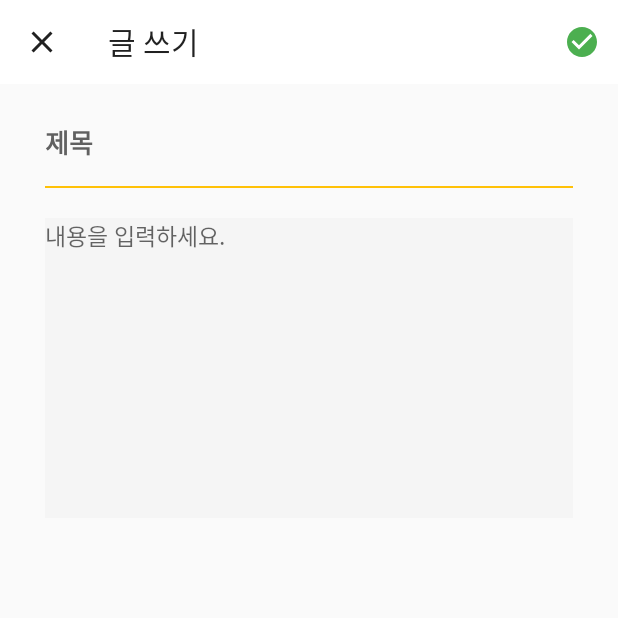
After one commit to SeoSeungHwan/CertificationPlatform, an Android app: the BoardWriteActivity screen opened directly, with no data from a screen before it, on a phone screen of 412 x 824 dp, the top half of it. The commit adds this screen. Run offline under Robolectric (Android 15) with nearby library versions, the phone set to English and light mode, and no system bars; 1 statement that could not run was skipped.

Commit message:
게시물 추가 기능 구현

```diff
--- a/app/src/main/AndroidManifest.xml
+++ b/app/src/main/AndroidManifest.xml
@@ -12,7 +12,10 @@
         android:supportsRtl="true"
         android:theme="@style/Theme.CertificationPlatform"
         android:usesCleartextTraffic="true">
-        <activity android:name=".ui.board.BoardActivity"></activity>
+        <activity
+            android:name=".ui.board.BoardWriteActivity"
+            android:exported="true" />
+        <activity android:name=".ui.board.BoardActivity" />
         <activity
             android:name=".ui.sign.SignInActivity"
             android:exported="true">
--- /dev/null
+++ b/app/src/main/java/com/router/certificationplatform/model/Board.kt
@@ -0,0 +1,10 @@
+package com.router.certificationplatform.model
+
+data class Board(
+    val title : String,
+    val contents : String,
+    val time : String,
+    val writer :String
+    //val reply : ArrayList<String>,
+    //val photo : ArrayList<String>
+)
--- a/app/src/main/java/com/router/certificationplatform/ui/board/BoardActivity.kt
+++ b/app/src/main/java/com/router/certificationplatform/ui/board/BoardActivity.kt
@@ -61,9 +61,9 @@ class BoardActivity : AppCompatActivity() {
         when(item.itemId){
             //게시물 추가메뉴를 눌렀을 때
             R.id.add_menu -> {
-                /*val intent = Intent(this,BoardWriteActivity::class.java)
+                val intent = Intent(this,BoardWriteActivity::class.java)
                 intent.putExtra("certificate_name",certificate_name)
-                startActivity(intent)*/
+                startActivity(intent)
             }
             //즐겨찾기 클릭시 삭제 및 추가
             R.id.star_menu -> {
--- /dev/null
+++ b/app/src/main/java/com/router/certificationplatform/ui/board/BoardWriteAcitivtyViewModel.kt
@@ -0,0 +1,36 @@
+package com.router.certificationplatform.ui.board
+
+import android.os.Build
+import androidx.annotation.RequiresApi
+import androidx.lifecycle.ViewModel
+import com.google.firebase.database.ktx.database
+import com.google.firebase.ktx.Firebase
+import com.router.certificationplatform.GlobalApplication
+import com.router.certificationplatform.model.Board
+import java.text.SimpleDateFormat
+import java.time.LocalDateTime
+import java.util.*
+
+
+class BoardWriteAcitivtyViewModel : ViewModel() {
+
+
+    val database = Firebase.database
+    val myRef = database.getReference("게시판")
+
+    @RequiresApi(Build.VERSION_CODES.O)
+    fun addBoard(certificate_name :String, title : String, contents : String) {
+
+        //게시물 고유 번호 생성 (uid + 현재시간)
+        val format = SimpleDateFormat("yyyyMddhhmmss")
+        val currentDate = format.format(Date())
+        val contents_id = GlobalApplication.user.uid + currentDate
+
+        //게시물 추가
+        //todo 이메일 앞에 가리기
+        val board = Board(title,contents,currentDate,GlobalApplication.user.email.toString())
+        myRef.child(certificate_name).child(contents_id).setValue(board)
+    }
+
+
+}
--- /dev/null
+++ b/app/src/main/java/com/router/certificationplatform/ui/board/BoardWriteActivity.kt
@@ -0,0 +1,68 @@
+package com.router.certificationplatform.ui.board
+
+import android.content.Intent
+import android.os.Build
+import androidx.appcompat.app.AppCompatActivity
+import android.os.Bundle
+import android.view.Menu
+import android.view.MenuItem
+import androidx.activity.viewModels
+import androidx.annotation.RequiresApi
+import com.router.certificationplatform.R
+import kotlinx.android.synthetic.main.activity_board_write.*
+
+class BoardWriteActivity : AppCompatActivity() {
+
+    private val viewModel: BoardWriteAcitivtyViewModel by viewModels()
+
+    var certificate_name = ""
+
+    override fun onCreate(savedInstanceState: Bundle?) {
+        super.onCreate(savedInstanceState)
+        setContentView(R.layout.activity_board_write)
+
+    }
+
+    override fun onStart() {
+        super.onStart()
+
+        //종목명 초기화 및 툴바이름 표시
+        certificate_name = intent.getStringExtra("certificate_name").toString()
+        board_write_toolbar.title ="글 쓰기"
+        setSupportActionBar(board_write_toolbar)
+
+        //툴바 뒤로가기 버튼 클릭 시
+        board_write_toolbar.setNavigationOnClickListener {
+            val intent = Intent(this,BoardActivity::class.java)
+            intent.putExtra("certificate_name",certificate_name)
+            intent.flags = Intent.FLAG_ACTIVITY_CLEAR_TOP
+            startActivity(intent)
+        }
+
+    }
+    override fun onCreateOptionsMenu(menu: Menu?): Boolean {
+        menuInflater.inflate(R.menu.board_write_menu,menu)
+        return super.onCreateOptionsMenu(menu)
+    }
+
+
+    @RequiresApi(Build.VERSION_CODES.O)
+    override fun onOptionsItemSelected(item: MenuItem): Boolean {
+        //menu 선택시
+        when(item.itemId){
+            //게시물 제출 메뉴를 눌렀을 때
+            R.id.submit_menu -> {
+                viewModel.addBoard(certificate_name,title_tv.text.toString(),contents_tv.text.toString())
+
+                val intent = Intent(this,BoardActivity::class.java)
+                intent.putExtra("certificate_name",certificate_name)
+                intent.flags = Intent.FLAG_ACTIVITY_CLEAR_TOP
+                startActivity(intent)
+            }
+        }
+
+
+        return super.onOptionsItemSelected(item)
+    }
+
+}
--- /dev/null
+++ b/app/src/main/res/drawable/ic_baseline_check_circle_24.xml
@@ -0,0 +1,5 @@
+<vector android:height="24dp" android:tint="#4CAF50"
+    android:viewportHeight="24" android:viewportWidth="24"
+    android:width="24dp" xmlns:android="http://schemas.android.com/apk/res/android">
+    <path android:fillColor="@android:color/white" android:pathData="M12,2C6.48,2 2,6.48 2,12s4.48,10 10,10 10,-4.48 10,-10S17.52,2 12,2zM10,17l-5,-5 1.41,-1.41L10,14.17l7.59,-7.59L19,8l-9,9z"/>
+</vector>
--- /dev/null
+++ b/app/src/main/res/drawable/ic_baseline_close_24.xml
@@ -0,0 +1,10 @@
+<vector xmlns:android="http://schemas.android.com/apk/res/android"
+    android:width="24dp"
+    android:height="24dp"
+    android:viewportWidth="24"
+    android:viewportHeight="24"
+    android:tint="?attr/colorControlNormal">
+  <path
+      android:fillColor="@android:color/white"
+      android:pathData="M19,6.41L17.59,5 12,10.59 6.41,5 5,6.41 10.59,12 5,17.59 6.41,19 12,13.41 17.59,19 19,17.59 13.41,12z"/>
+</vector>
--- /dev/null
+++ b/app/src/main/res/layout/activity_board_write.xml
@@ -0,0 +1,74 @@
+<?xml version="1.0" encoding="utf-8"?>
+<androidx.constraintlayout.widget.ConstraintLayout xmlns:android="http://schemas.android.com/apk/res/android"
+    xmlns:app="http://schemas.android.com/apk/res-auto"
+    xmlns:tools="http://schemas.android.com/tools"
+    android:layout_width="match_parent"
+    android:layout_height="match_parent"
+    tools:context=".ui.board.BoardWriteActivity">
+
+
+    <androidx.appcompat.widget.Toolbar
+        android:id="@+id/board_write_toolbar"
+        android:layout_width="match_parent"
+        android:layout_height="wrap_content"
+        android:background="?attr/colorPrimary"
+        android:backgroundTint="@color/white"
+        android:minHeight="?attr/actionBarSize"
+        android:theme="?attr/actionBarTheme"
+        app:layout_constraintEnd_toEndOf="parent"
+        app:layout_constraintStart_toStartOf="parent"
+        app:layout_constraintTop_toTopOf="parent"
+        app:navigationIcon="@drawable/ic_baseline_close_24" />
+
+    <ScrollView
+        android:layout_width="0dp"
+        android:layout_height="0dp"
+        android:layout_marginStart="30dp"
+        android:layout_marginEnd="30dp"
+        app:layout_constraintBottom_toBottomOf="parent"
+        app:layout_constraintEnd_toEndOf="parent"
+        app:layout_constraintStart_toStartOf="parent"
+        app:layout_constraintTop_toBottomOf="@+id/board_write_toolbar">
+
+        <LinearLayout
+            android:layout_width="match_parent"
+            android:layout_height="match_parent"
+            android:orientation="vertical">
+
+            <EditText
+                android:id="@+id/title_tv"
+                android:layout_width="match_parent"
+                android:layout_height="wrap_content"
+                android:layout_marginTop="20dp"
+                android:background="@null"
+                android:backgroundTint="@color/main"
+                android:fontFamily="@font/font"
+                android:hint="제목"
+                android:inputType="text"
+                android:minHeight="48dp"
+                android:paddingBottom="10dp"
+                android:textColorHint="#616161"
+                android:textSize="17sp"
+                android:textStyle="bold" />
+
+            <View
+                android:layout_width="match_parent"
+                android:layout_height="1dp"
+                android:background="@color/main" />
+
+            <EditText
+                android:id="@+id/contents_tv"
+                android:layout_width="match_parent"
+                android:layout_height="200dp"
+                android:layout_marginTop="20dp"
+                android:background="#F5F5F5"
+                android:fontFamily="@font/font"
+                android:gravity="top"
+                android:hint="내용을 입력하세요."
+                android:inputType="textMultiLine"
+                android:textSize="15sp" />
+        </LinearLayout>
+    </ScrollView>
+
+
+</androidx.constraintlayout.widget.ConstraintLayout>
--- /dev/null
+++ b/app/src/main/res/menu/board_write_menu.xml
@@ -0,0 +1,10 @@
+<?xml version="1.0" encoding="utf-8"?>
+<menu xmlns:android="http://schemas.android.com/apk/res/android"
+    xmlns:app="http://schemas.android.com/apk/res-auto">
+
+    <item
+        android:id="@+id/submit_menu"
+        android:icon="@drawable/ic_baseline_check_circle_24"
+        android:title="Item"
+        app:showAsAction="always" />
+</menu>
```
